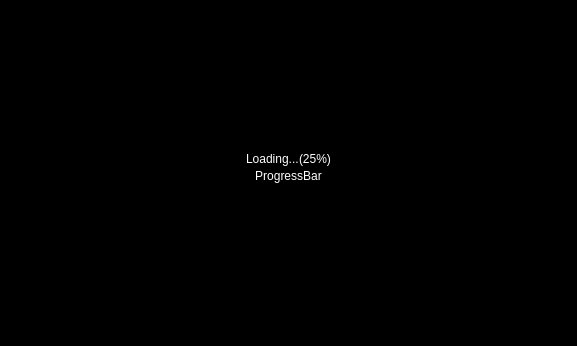
The window that starviewer/src/core/qviewerworkinprogresswidget.ui (starviewer-medical/starviewer) describes before a commit, drawn with Qt 5.
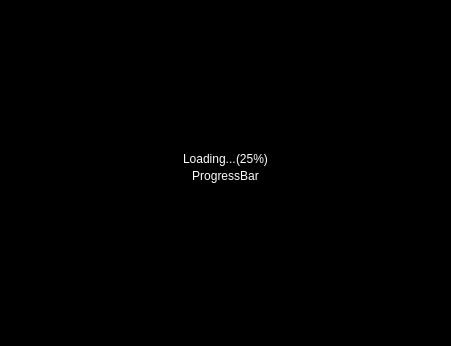
The same window after the commit.

Commit message: BUG: Els spacers tenien sizeHint diferents fent que pogués quedar el contingut desplaçat al tenir-los diferents. S'igualen.

What changed in the file:
```diff
--- a/starviewer/src/core/qviewerworkinprogresswidget.ui
+++ b/starviewer/src/core/qviewerworkinprogresswidget.ui
@@ -6,7 +6,7 @@
    <rect>
     <x>0</x>
     <y>0</y>
-    <width>577</width>
+    <width>451</width>
     <height>346</height>
    </rect>
   </property>
@@ -44,7 +44,7 @@
         </property>
         <property name="sizeHint" stdset="0">
          <size>
-          <width>121</width>
+          <width>120</width>
           <height>20</height>
          </size>
         </property>
@@ -101,7 +101,7 @@
             </property>
             <property name="sizeHint" stdset="0">
              <size>
-              <width>15</width>
+              <width>10</width>
               <height>20</height>
              </size>
             </property>
@@ -151,7 +151,7 @@
         </property>
         <property name="sizeHint" stdset="0">
          <size>
-          <width>189</width>
+          <width>120</width>
           <height>20</height>
          </size>
         </property>
```
